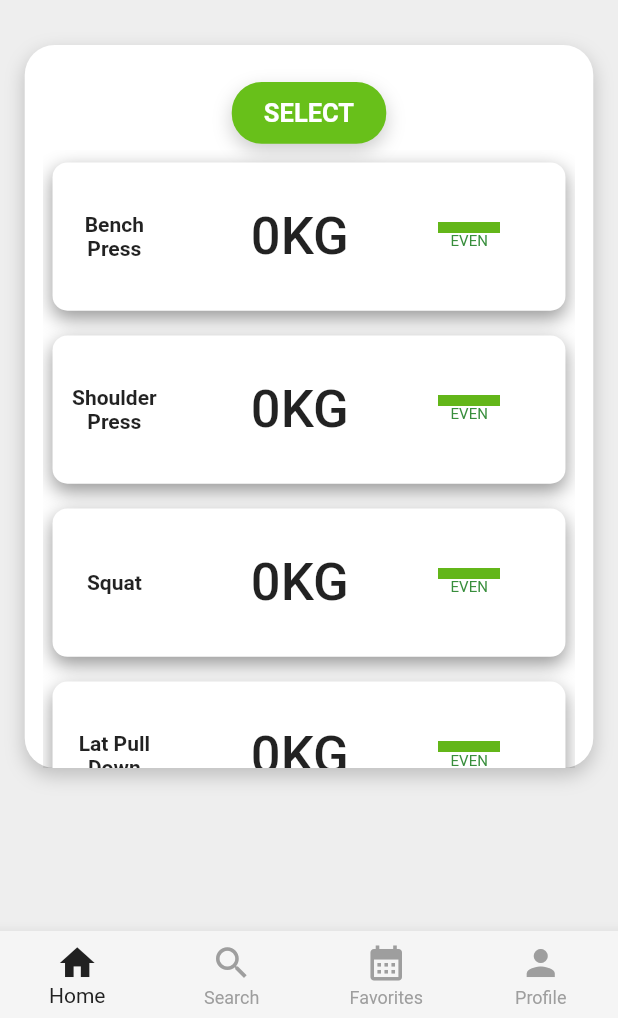
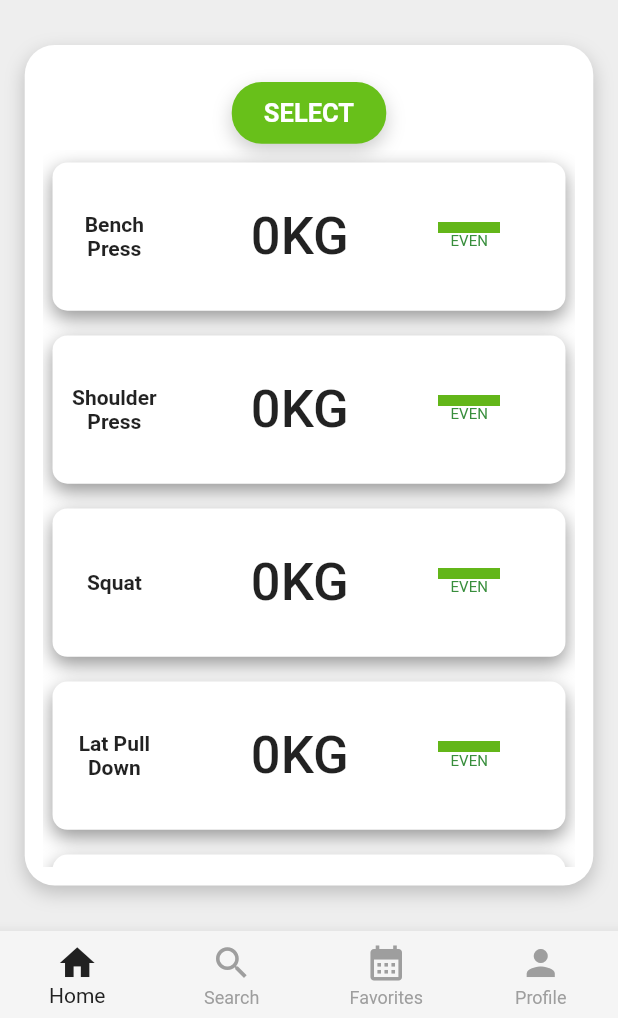
Before and after one commit to chanho2547/besports_v5, a Flutter app: the screen it shows after launch, on a phone screen of 412 x 824 dp, the part 218-1236 px from its top. Run offline on Flutter 3.47's test engine with Material 2 defaults, Android fonts, the phone set to English and light mode, and no system bars; our stand-ins replace font_awesome_flutter, go_router, table_calendar; missing offline and left inert: app_settings, flutter_reactive_ble, nfc_manager.

Commit message:
bug fixed

```diff
--- a/lib/features/dashboard/dashboard_screen.dart
+++ b/lib/features/dashboard/dashboard_screen.dart
@@ -35,15 +35,15 @@ class _DashboardScreenState extends State<DashboardScreen> {
   String showingOption = "SELECT";
   bool isCustom = false;
 
-  var totalWeights = new List<int>.filled(6, 0);
-  var updateWeights = new List<int>.filled(6, 0);
+  var totalWeights = List<int>.filled(6, 0);
+  var updateWeights = List<int>.filled(6, 0);
   List<updateStatus> updateStatuses = [
     updateStatus.Even,
     updateStatus.Even,
     updateStatus.Even,
     updateStatus.Even,
     updateStatus.Even,
-    updateStatus.Minus
+    updateStatus.Even,
   ];
 
   late RSizes s;
@@ -258,9 +258,9 @@ class _DashboardScreenState extends State<DashboardScreen> {
                     ),
                   ),
                   g.vr03(),
-                  Expanded(
-                    child: Container(
+                  Container(
                     width: s.maxWidth(),
+                    height: s.hrSize60() + s.hrSize08(),
                     decoration: BoxDecoration(
                       borderRadius: BorderRadius.circular(20),
                       color: custom_colors.white,
@@ -293,8 +293,7 @@ class _DashboardScreenState extends State<DashboardScreen> {
                                       color: custom_colors.besportsGreen,
                                       boxShadow: [
                                         BoxShadow(
-                                            color:
-                                                Colors.black.withOpacity(0.2),
+                                          color: Colors.black.withOpacity(0.2),
                                           offset: const Offset(0, 5),
                                           blurRadius: 10,
                                         ),
@@ -314,7 +313,7 @@ class _DashboardScreenState extends State<DashboardScreen> {
                               ),
                               g.vr005(),
                               SizedBox(
-                                  height: s.hrSize50(),
+                                height: s.hrSize50() + s.hrSize08(),
                                 child: SingleChildScrollView(
                                   child: Column(
                                     mainAxisSize: MainAxisSize.min,
@@ -377,7 +376,6 @@ class _DashboardScreenState extends State<DashboardScreen> {
                       ],
                     ),
                   ),
-                  ),
                 ],
               ),
             ),
```
Also changed, not shown: 1 other file. Lines whose indentation alone changed are shown as unchanged.
